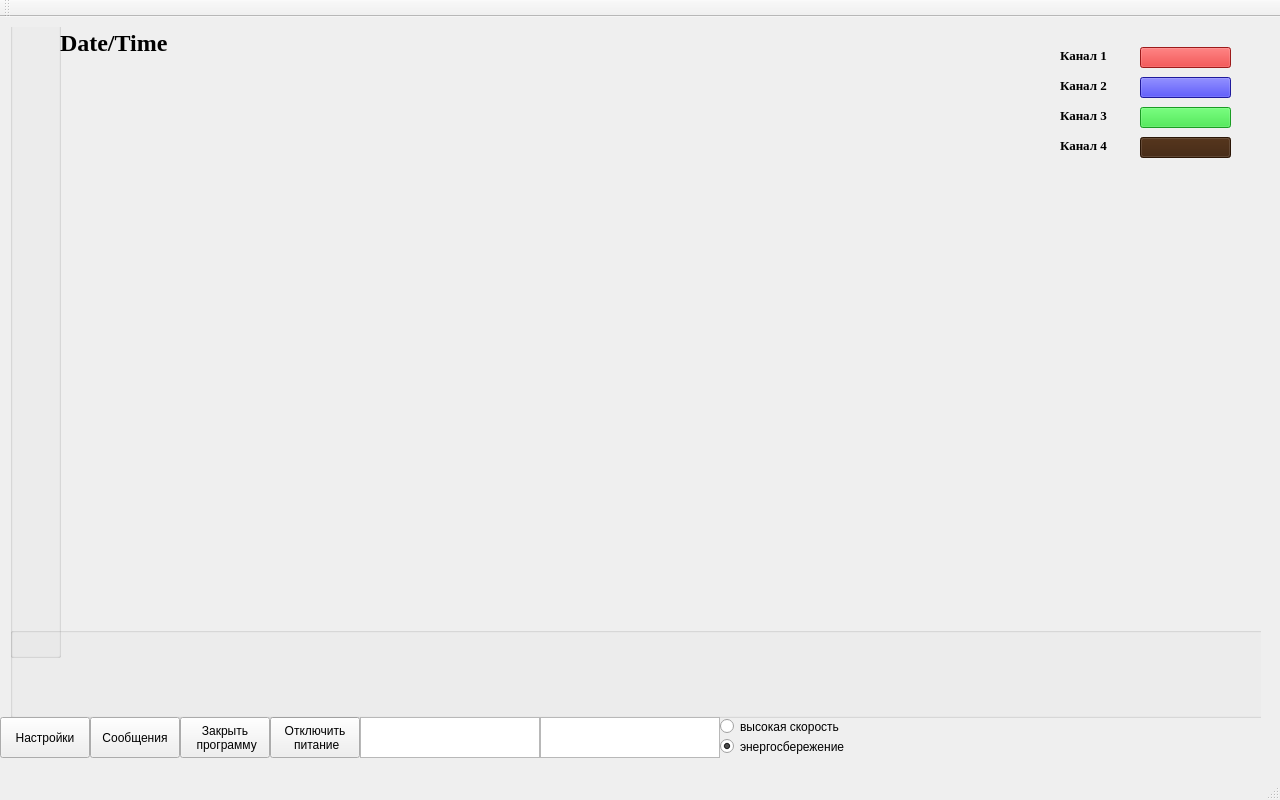
tomyqg/topaz-m, file mainwindow.ui: the form before one commit.
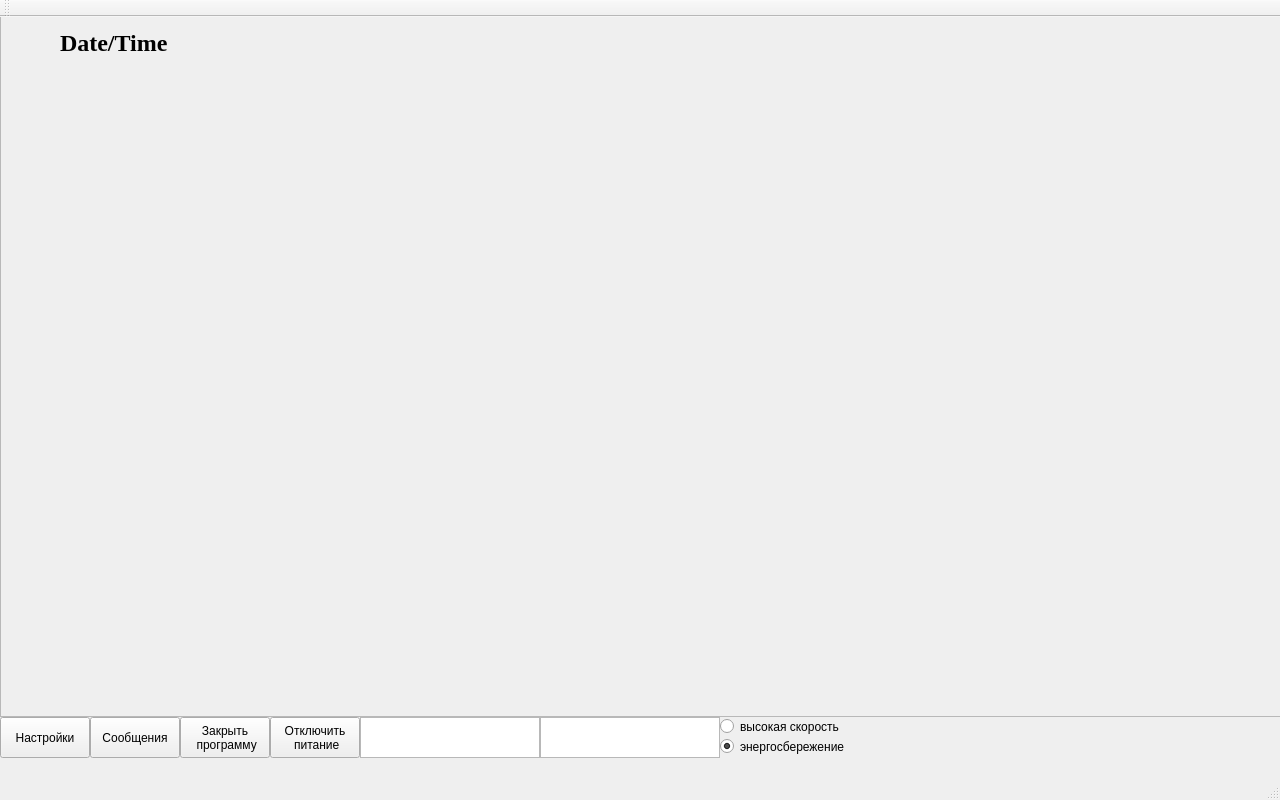
The form after the commit. Icons and pictures are not drawn. Custom widgets are drawn as their Qt base class.

What changed in the file:
```diff
--- a/mainwindow.ui
+++ b/mainwindow.ui
@@ -71,188 +71,6 @@
     <property name="focusPolicy">
      <enum>Qt::ClickFocus</enum>
     </property>
-    <widget class="QGroupBox" name="groupBox">
-     <property name="geometry">
-      <rect>
-       <x>0</x>
-       <y>600</y>
-       <width>1261</width>
-       <height>91</height>
-      </rect>
-     </property>
-     <property name="title">
-      <string/>
-     </property>
-    </widget>
-    <widget class="QGroupBox" name="groupBox_2">
-     <property name="geometry">
-      <rect>
-       <x>0</x>
-       <y>-40</y>
-       <width>51</width>
-       <height>671</height>
-      </rect>
-     </property>
-     <property name="title">
-      <string/>
-     </property>
-    </widget>
-    <widget class="QPushButton" name="pushButton_7">
-     <property name="geometry">
-      <rect>
-       <x>1130</x>
-       <y>110</y>
-       <width>91</width>
-       <height>21</height>
-      </rect>
-     </property>
-     <property name="focusPolicy">
-      <enum>Qt::ClickFocus</enum>
-     </property>
-     <property name="styleSheet">
-      <string notr="true">color: rgb(231, 92, 255);
-background-color: rgb(59, 30, 7);</string>
-     </property>
-     <property name="text">
-      <string/>
-     </property>
-    </widget>
-    <widget class="QPushButton" name="pushButton_8">
-     <property name="geometry">
-      <rect>
-       <x>1130</x>
-       <y>80</y>
-       <width>91</width>
-       <height>21</height>
-      </rect>
-     </property>
-     <property name="focusPolicy">
-      <enum>Qt::ClickFocus</enum>
-     </property>
-     <property name="styleSheet">
-      <string notr="true">color: rgb(231, 92, 255);
-background-color: rgb(37, 219, 49);</string>
-     </property>
-     <property name="text">
-      <string/>
-     </property>
-    </widget>
-    <widget class="QLabel" name="label_3">
-     <property name="geometry">
-      <rect>
-       <x>1050</x>
-       <y>50</y>
-       <width>51</width>
-       <height>16</height>
-      </rect>
-     </property>
-     <property name="font">
-      <font>
-       <family>Times New Roman</family>
-       <pointsize>10</pointsize>
-      </font>
-     </property>
-     <property name="text">
-      <string>Канал 2</string>
-     </property>
-    </widget>
-    <widget class="QLabel" name="label_4">
-     <property name="geometry">
-      <rect>
-       <x>1050</x>
-       <y>80</y>
-       <width>51</width>
-       <height>16</height>
-      </rect>
-     </property>
-     <property name="font">
-      <font>
-       <family>Times New Roman</family>
-       <pointsize>10</pointsize>
-      </font>
-     </property>
-     <property name="text">
-      <string>Канал 3</string>
-     </property>
-    </widget>
-    <widget class="QPushButton" name="pushButton_6">
-     <property name="geometry">
-      <rect>
-       <x>1130</x>
-       <y>50</y>
-       <width>91</width>
-       <height>21</height>
-      </rect>
-     </property>
-     <property name="focusPolicy">
-      <enum>Qt::ClickFocus</enum>
-     </property>
-     <property name="styleSheet">
-      <string notr="true">color: rgb(231, 92, 255);
-background-color: rgb(43, 37, 219);</string>
-     </property>
-     <property name="text">
-      <string/>
-     </property>
-    </widget>
-    <widget class="QPushButton" name="pushButton_5">
-     <property name="geometry">
-      <rect>
-       <x>1130</x>
-       <y>20</y>
-       <width>91</width>
-       <height>21</height>
-      </rect>
-     </property>
-     <property name="focusPolicy">
-      <enum>Qt::ClickFocus</enum>
-     </property>
-     <property name="styleSheet">
-      <string notr="true">color: rgb(231, 92, 255);
-background-color: rgb(219, 37, 37);</string>
-     </property>
-     <property name="text">
-      <string/>
-     </property>
-    </widget>
-    <widget class="QLabel" name="label_5">
-     <property name="geometry">
-      <rect>
-       <x>1050</x>
-       <y>110</y>
-       <width>51</width>
-       <height>16</height>
-      </rect>
-     </property>
-     <property name="font">
-      <font>
-       <family>Times New Roman</family>
-       <pointsize>10</pointsize>
-      </font>
-     </property>
-     <property name="text">
-      <string>Канал 4</string>
-     </property>
-    </widget>
-    <widget class="QLabel" name="label_2">
-     <property name="geometry">
-      <rect>
-       <x>1050</x>
-       <y>20</y>
-       <width>51</width>
-       <height>16</height>
-      </rect>
-     </property>
-     <property name="font">
-      <font>
-       <family>Times New Roman</family>
-       <pointsize>10</pointsize>
-      </font>
-     </property>
-     <property name="text">
-      <string>Канал 1</string>
-     </property>
-    </widget>
     <widget class="QLabel" name="time_label">
      <property name="geometry">
       <rect>
@@ -297,9 +115,9 @@
      <property name="geometry">
       <rect>
        <x>32</x>
-       <y>569</y>
+       <y>10</y>
        <width>1218</width>
-       <height>101</height>
+       <height>661</height>
       </rect>
      </property>
     </widget>
@@ -419,6 +237,22 @@
      </rect>
     </property>
    </widget>
+   <widget class="QFrame" name="frame">
+    <property name="geometry">
+     <rect>
+      <x>0</x>
+      <y>-41</y>
+      <width>1281</width>
+      <height>741</height>
+     </rect>
+    </property>
+    <property name="frameShape">
+     <enum>QFrame::StyledPanel</enum>
+    </property>
+    <property name="frameShadow">
+     <enum>QFrame::Raised</enum>
+    </property>
+   </widget>
   </widget>
   <widget class="QMenuBar" name="menuBar">
    <property name="geometry">
```
